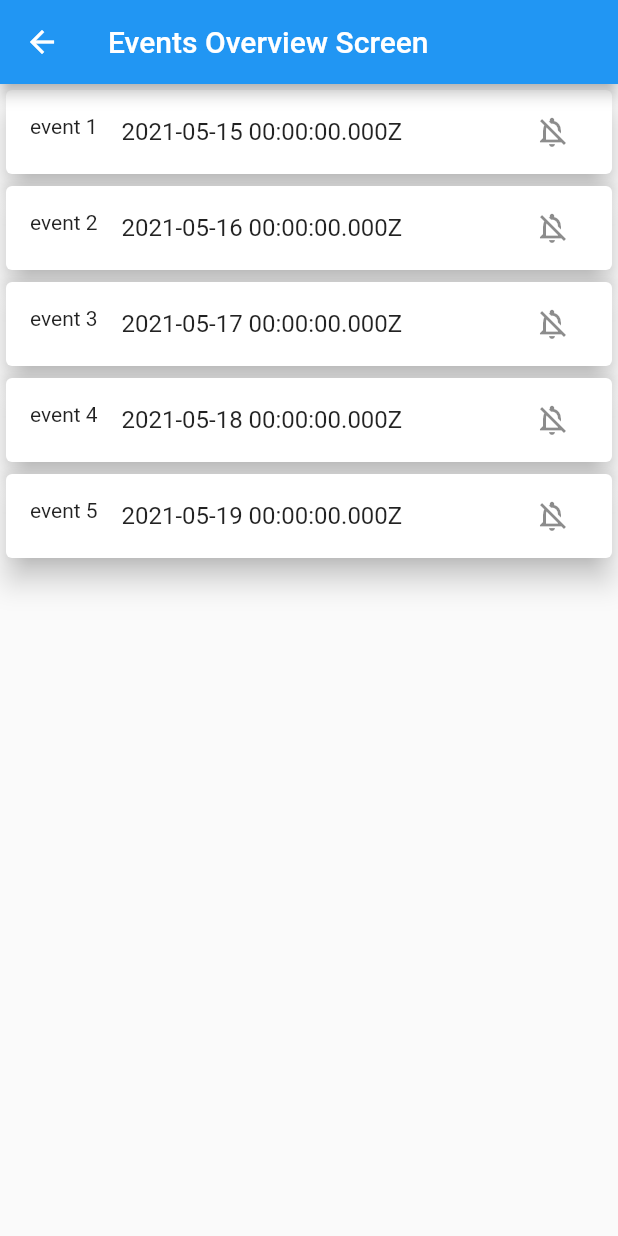
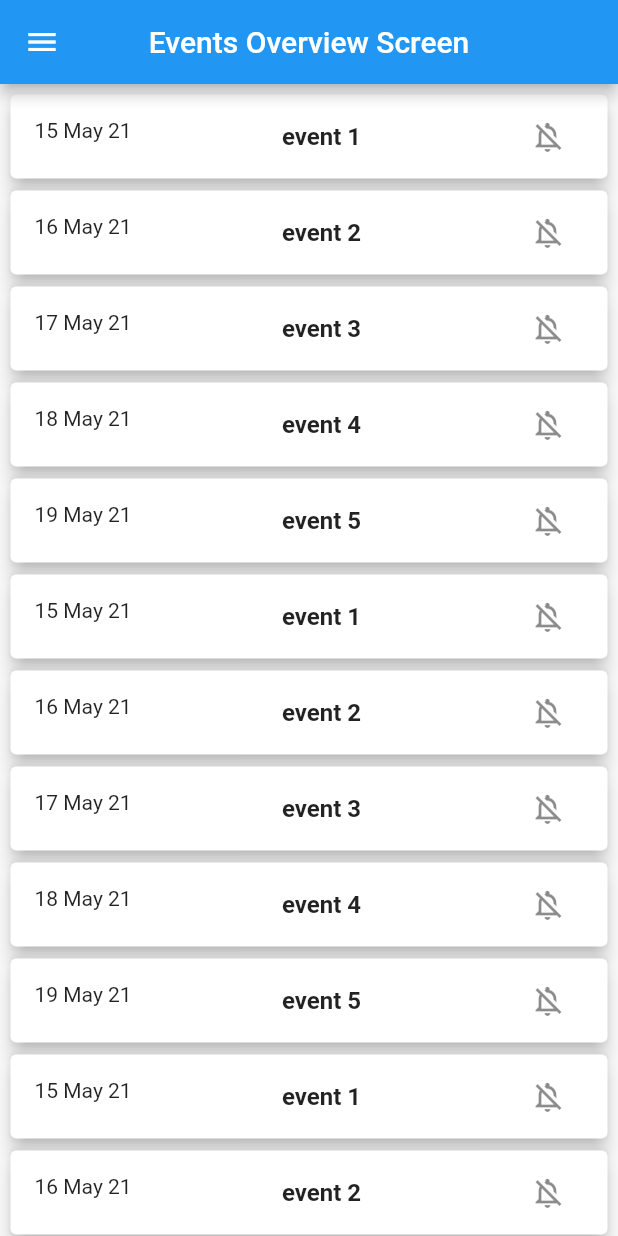
Before and after one commit to roopak99/BIT-Connect, a Flutter app: the EventsOverviewScreen screen opened directly, on a phone screen of 412 x 824 dp. Run offline on Flutter 3.47's test engine with Material 2 defaults, Android fonts, the phone set to English and light mode, and no system bars.

Commit message:
added provider

```diff
--- /dev/null
+++ b/lib/providers/events.dart
@@ -0,0 +1,93 @@
+import 'package:flutter/material.dart';
+
+import 'package:flutter/foundation.dart';
+
+import '../models/event.dart';
+
+class Events with ChangeNotifier {
+  List<Event> _events = [
+    Event(
+        eid: 'e1',
+        title: 'event 1',
+        description: 'this is product description',
+        eventDate: DateTime.utc(2021, 5, 15)),
+    Event(
+        eid: 'e2',
+        title: 'event 2',
+        description: 'this is product description',
+        eventDate: DateTime.utc(2021, 5, 16)),
+    Event(
+        eid: 'e3',
+        title: 'event 3',
+        description: 'this is product description',
+        eventDate: DateTime.utc(2021, 5, 17)),
+    Event(
+        eid: 'e4',
+        title: 'event 4',
+        description: 'this is product description',
+        eventDate: DateTime.utc(2021, 5, 18)),
+    Event(
+        eid: 'e5',
+        title: 'event 5',
+        description: 'this is product description',
+        eventDate: DateTime.utc(2021, 5, 19)),
+    Event(
+        eid: 'e1',
+        title: 'event 1',
+        description: 'this is product description',
+        eventDate: DateTime.utc(2021, 5, 15)),
+    Event(
+        eid: 'e2',
+        title: 'event 2',
+        description: 'this is product description',
+        eventDate: DateTime.utc(2021, 5, 16)),
+    Event(
+        eid: 'e3',
+        title: 'event 3',
+        description: 'this is product description',
+        eventDate: DateTime.utc(2021, 5, 17)),
+    Event(
+        eid: 'e4',
+        title: 'event 4',
+        description: 'this is product description',
+        eventDate: DateTime.utc(2021, 5, 18)),
+    Event(
+        eid: 'e5',
+        title: 'event 5',
+        description: 'this is product description',
+        eventDate: DateTime.utc(2021, 5, 19)),
+    Event(
+        eid: 'e1',
+        title: 'event 1',
+        description: 'this is product description',
+        eventDate: DateTime.utc(2021, 5, 15)),
+    Event(
+        eid: 'e2',
+        title: 'event 2',
+        description: 'this is product description',
+        eventDate: DateTime.utc(2021, 5, 16)),
+    Event(
+        eid: 'e3',
+        title: 'event 3',
+        description: 'this is product description',
+        eventDate: DateTime.utc(2021, 5, 17)),
+    Event(
+        eid: 'e4',
+        title: 'event 4',
+        description: 'this is product description',
+        eventDate: DateTime.utc(2021, 5, 18)),
+    Event(
+        eid: 'e5',
+        title: 'event 5',
+        description: 'this is product description',
+        eventDate: DateTime.utc(2021, 5, 19)),
+  ];
+
+  List<Event> get events {
+    return [..._events];
+  }
+
+  Event findById(String id) {
+    return _events.firstWhere((event) => event.eid == id);
+  }
+}
--- a/lib/screens/events_overview_screen.dart
+++ b/lib/screens/events_overview_screen.dart
@@ -1,51 +1,18 @@
-import 'package:bit_connect/widgets/event_tile.dart';
+import 'package:bit_connect/widgets/app_drawer.dart';
+import 'package:bit_connect/widgets/events_list.dart';
 import 'package:flutter/material.dart';
 
-import '../models/event.dart';
-
 class EventsOverviewScreen extends StatelessWidget {
-  final List<Event> loadedEvents = [
-    Event(
-        eid: 'e1',
-        title: 'event 1',
-        description: 'this is product description',
-        eventDate: DateTime.utc(2021, 5, 15)),
-    Event(
-        eid: 'e2',
-        title: 'event 2',
-        description: 'this is product description',
-        eventDate: DateTime.utc(2021, 5, 16)),
-    Event(
-        eid: 'e3',
-        title: 'event 3',
-        description: 'this is product description',
-        eventDate: DateTime.utc(2021, 5, 17)),
-    Event(
-        eid: 'e4',
-        title: 'event 4',
-        description: 'this is product description',
-        eventDate: DateTime.utc(2021, 5, 18)),
-    Event(
-        eid: 'e5',
-        title: 'event 5',
-        description: 'this is product description',
-        eventDate: DateTime.utc(2021, 5, 19)),
-  ];
-
+  static const routeName = 'home';
   @override
   Widget build(BuildContext context) {
     return Scaffold(
+      drawer: AppDrawer(),
       appBar: AppBar(
+        centerTitle: true,
         title: Text('Events Overview Screen'),
       ),
-      body: ListView.builder(
-        itemBuilder: (context, index) => EventTile(
-          eid: loadedEvents[index].eid,
-          title: loadedEvents[index].title,
-          eventDate: loadedEvents[index].eventDate,
-        ),
-        itemCount: loadedEvents.length,
-      ),
+      body: EventsList(),
     );
   }
 }
--- a/lib/widgets/event_tile.dart
+++ b/lib/widgets/event_tile.dart
@@ -1,5 +1,6 @@
 import 'package:bit_connect/screens/event_detail.dart';
 import 'package:flutter/material.dart';
+import 'package:intl/intl.dart';
 
 class EventTile extends StatelessWidget {
   final String eid;
@@ -14,10 +15,16 @@ class EventTile extends StatelessWidget {
   @override
   Widget build(BuildContext context) {
     return Card(
-      elevation: 8,
+      elevation: 5,
       child: ListTile(
-        leading: Text(title),
-        title: Text(eventDate.toString()),
+        leading: Text(
+          DateFormat('dd MMM yy').format(eventDate),
+        ),
+        title: Text(
+          title,
+          style: TextStyle(fontWeight: FontWeight.bold),
+          textAlign: TextAlign.center,
+        ),
         trailing: IconButton(
           onPressed: () {},
           icon: Icon(Icons.notifications_off_outlined),
--- /dev/null
+++ b/lib/widgets/events_list.dart
@@ -0,0 +1,22 @@
+import 'package:bit_connect/providers/events.dart';
+import 'package:flutter/material.dart';
+import 'package:provider/provider.dart';
+
+import './event_tile.dart';
+
+class EventsList extends StatelessWidget {
+  @override
+  Widget build(BuildContext context) {
+    final eventData = Provider.of<Events>(context);
+    final loadedEvents = eventData.events;
+    return ListView.builder(
+      padding: EdgeInsets.all(3),
+      itemBuilder: (context, index) => EventTile(
+        eid: loadedEvents[index].eid,
+        title: loadedEvents[index].title,
+        eventDate: loadedEvents[index].eventDate,
+      ),
+      itemCount: loadedEvents.length,
+    );
+  }
+}
--- a/pubspec.yaml
+++ b/pubspec.yaml
@@ -28,6 +28,8 @@ dependencies:
   # The following adds the Cupertino Icons font to your application.
   # Use with the CupertinoIcons class for iOS style icons.
   cupertino_icons: ^1.0.2
+  provider: ^5.0.0
+  intl: ^0.17.0
 
 dev_dependencies:
   flutter_test:
```
Also changed, not shown: lib/main.dart (+15 -9 lines), lib/screens/dummy_login.dart (added, +33 -0 lines), lib/screens/event_detail.dart (+13 -8 lines), lib/widgets/app_drawer.dart (added, +25 -0 lines), pubspec.lock.
